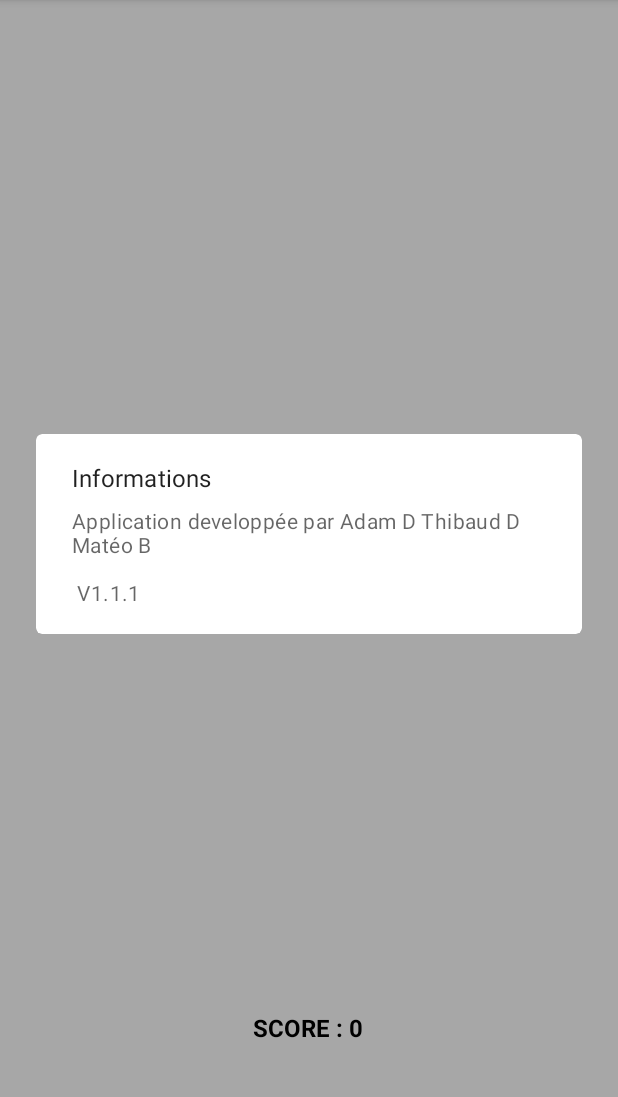
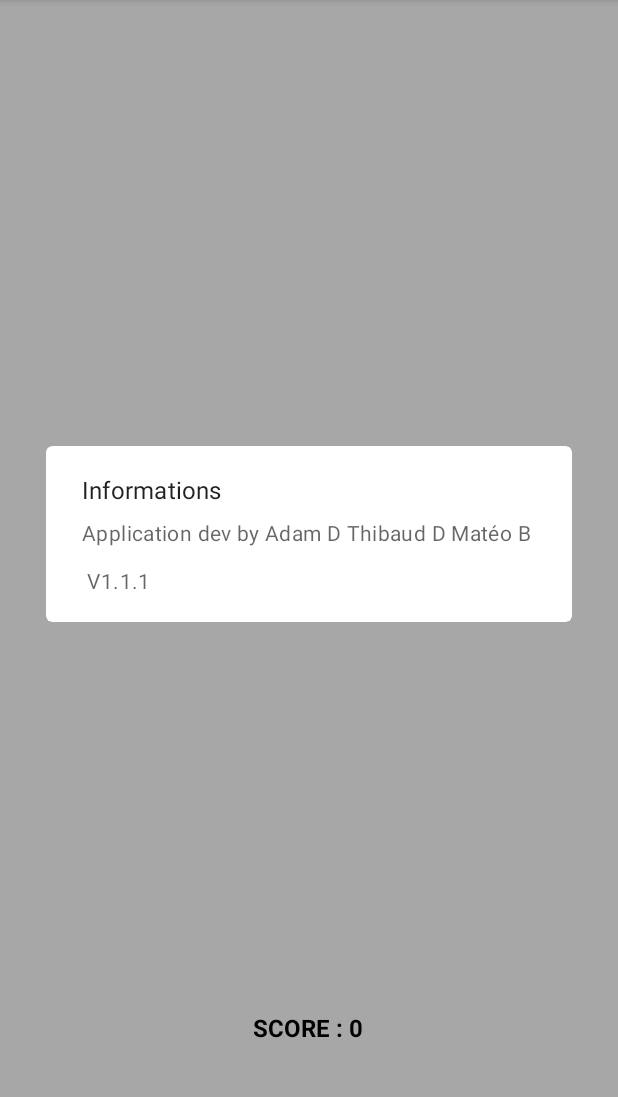
Before and after one commit to blochdu62/Android_Projet, an Android app: the SetUpFragment screen opened through its navigation route, in the options menu, after a tap on "Infos", on a phone screen of 412 x 824 dp, the part 84-1181 px from its top. Run offline under Robolectric (Android 15) with nearby library versions, the phone set to English and light mode, and no system bars.

Commit message:
resultat si on perd

```diff
--- a/app/src/main/java/com/example/android_projet/MyViewModel.kt
+++ b/app/src/main/java/com/example/android_projet/MyViewModel.kt
@@ -20,6 +20,7 @@ class MyViewModel: ViewModel() {
     var isAmeriqueNordOn: Boolean = false
     var isAmeriqueSudOn: Boolean = false
     var score : Int = 0
+    var namePlayer : String ="Guess"
 
     fun incrementScore(increment: Boolean) {
         if (increment) {
@@ -36,6 +37,11 @@ class MyViewModel: ViewModel() {
         selectedRadioValue = value
 
     }
+    fun setnamePlayer(value: String) {
+        namePlayer = value
+
+    }
+
 
     fun setIsEuropeOn(value: Boolean) {
         isEuropeOn = value
--- a/app/src/main/res/values/strings.xml
+++ b/app/src/main/res/values/strings.xml
@@ -2,10 +2,11 @@
     <string name="app_name">Guess The Flag</string>
     <!-- TODO: Remove or change this placeholder text -->
     <string name="hello_blank_fragment">Hello blank fragment</string>
-    <string name="congratulations">Partie terminé</string>
-    <string name="score">Voici votre score: %d</string>
+    <string name="congratulations">Game finish</string>
+    <string name="score">Your score: %d</string>
     <string name="exit">Quitter</string>
-    <string name="play_again">Rejouer</string>
+    <string name="play_again">Play again</string>
     <string name="infos">Informations</string>
-    <string name="infoApps">Application developpée par Adam D Thibaud D Matéo B  \n \n V1.1.1</string>
+    <string name="infoApps">Application dev by Adam D Thibaud D Matéo B  \n \n V1.1.1</string>
+    <string name="bonneReponse">"The good answer is: "</string>
 </resources>
```
Also changed, not shown: app/src/main/java/com/example/android_projet/FragmentPartie.kt (+6 -3 lines).
